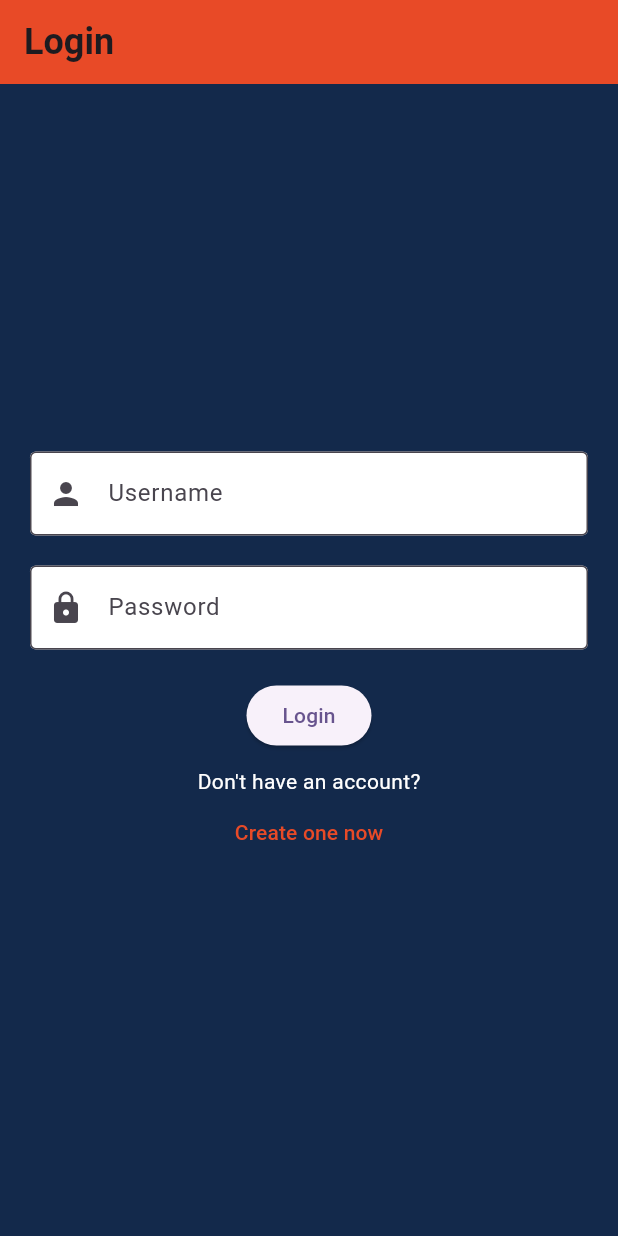
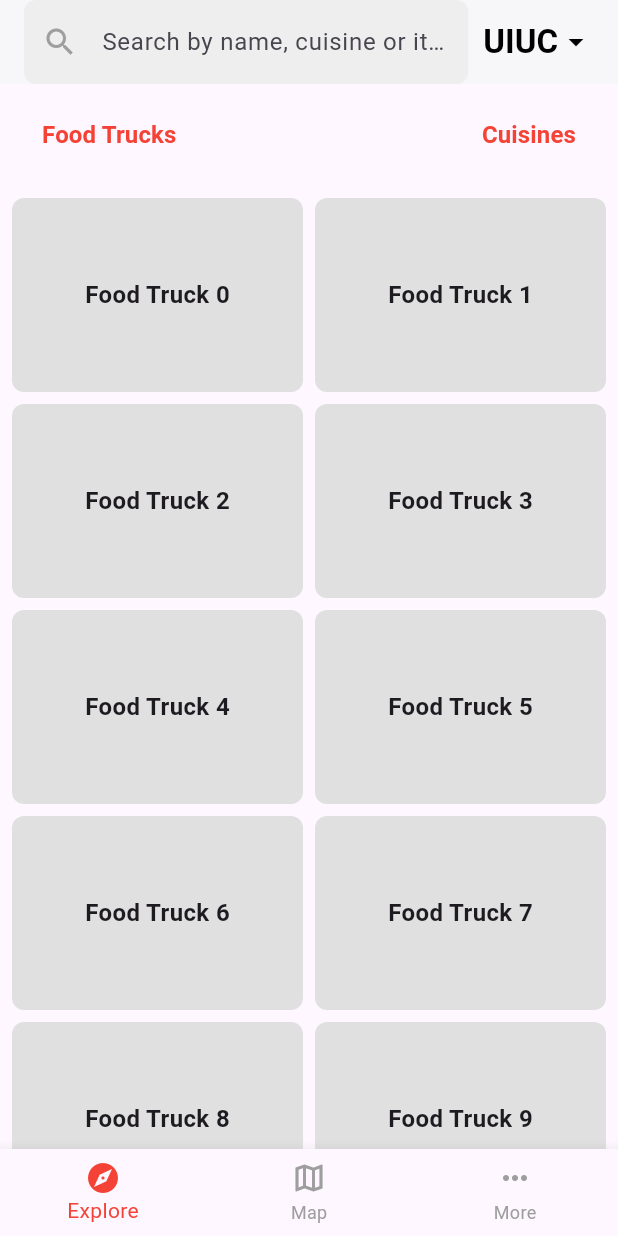
Before and after one commit to SiGMobileUIUC/cu_foodtruck_finder, a Flutter app: the screen it shows after launch, on a phone screen of 412 x 824 dp. Run offline on Flutter 3.47's test engine with Material 3 defaults, Android fonts, the phone set to English and light mode, and no system bars; Roboto replaces fonts that are missing (CustomFont).

Commit message:
Added home page

```diff
--- a/lib/main.dart
+++ b/lib/main.dart
@@ -1,5 +1,5 @@
 import 'package:flutter/material.dart';
-import 'src/app/pages/login.dart';
+import 'src/app/pages/home.dart';
 
 void main() {
   runApp(const MyApp());
@@ -16,7 +16,7 @@ class MyApp extends StatelessWidget {
         colorScheme: ColorScheme.fromSeed(seedColor: Colors.deepPurple),
         useMaterial3: true,
       ),
-      home: const LoginPage(),
+      home: const HomePage(),
     );
   }
 }
--- /dev/null
+++ b/lib/src/app/pages/home.dart
@@ -0,0 +1,149 @@
+import 'package:flutter/material.dart';
+
+class HomePage extends StatefulWidget {
+  const HomePage({super.key});
+
+  @override
+  State<HomePage> createState() => _HomePageState();
+}
+
+class _HomePageState extends State<HomePage> {
+  int _selectedIndex = 0;
+
+  void _onItemTapped(int index) {
+    setState(() {
+      _selectedIndex = index;
+    });
+    switch (index) {
+      case 1:
+        Navigator.push(
+          context,
+          MaterialPageRoute(builder: (context) => const HomePage()),
+        );
+        break;
+      case 2:
+        Navigator.push(
+          context,
+          MaterialPageRoute(builder: (context) => const HomePage()),
+        );
+        break;
+      default:
+        break;
+    }
+  }
+
+  @override
+  Widget build(BuildContext context) {
+    return Scaffold(
+      appBar: AppBar(
+        backgroundColor: Colors.white,
+        elevation: 1,
+        title: Row(
+          children: [
+            Expanded(
+              child: TextField(
+                decoration: InputDecoration(
+                  hintText: 'Search by name, cuisine or items',
+                  prefixIcon: const Icon(Icons.search, color: Colors.grey),
+                  border: OutlineInputBorder(
+                    borderRadius: BorderRadius.circular(8),
+                    borderSide: BorderSide.none,
+                  ),
+                  filled: true,
+                  fillColor: Colors.grey[200],
+                ),
+              ),
+            ),
+            const SizedBox(width: 10),
+            const Text(
+              'UIUC',
+              style:
+                  TextStyle(color: Colors.black, fontWeight: FontWeight.bold),
+            ),
+            const Icon(Icons.arrow_drop_down, color: Colors.black),
+          ],
+        ),
+      ),
+      body: Column(
+        children: [
+          Padding(
+            padding:
+                const EdgeInsets.symmetric(horizontal: 16.0, vertical: 10.0),
+            child: Row(
+              mainAxisAlignment: MainAxisAlignment.spaceBetween,
+              children: [
+                TextButton(
+                  onPressed: () {},
+                  child: const Text(
+                    'Food Trucks',
+                    style: TextStyle(
+                      color: Colors.red,
+                      fontSize: 16,
+                      fontWeight: FontWeight.bold,
+                    ),
+                  ),
+                ),
+                TextButton(
+                  onPressed: () {
+                    Navigator.push(
+                      context,
+                      MaterialPageRoute(builder: (context) => const HomePage()),
+                    );
+                  },
+                  child: const Text(
+                    'Cuisines',
+                    style: TextStyle(
+                      color: Colors.red,
+                      fontSize: 16,
+                      fontWeight: FontWeight.bold,
+                    ),
+                  ),
+                ),
+              ],
+            ),
+          ),
+          Expanded(
+            child: GridView.builder(
+              padding: const EdgeInsets.all(8.0),
+              gridDelegate: const SliverGridDelegateWithFixedCrossAxisCount(
+                crossAxisCount: 2,
+                crossAxisSpacing: 8,
+                mainAxisSpacing: 8,
+                childAspectRatio: 3 / 2,
+              ),
+              itemCount: 10,
+              itemBuilder: (context, index) {
+                return Container(
+                  decoration: BoxDecoration(
+                    color: Colors.grey[300],
+                    borderRadius: BorderRadius.circular(8),
+                  ),
+                  child: Center(
+                    child: Text(
+                      'Food Truck $index',
+                      style: const TextStyle(
+                        fontWeight: FontWeight.bold,
+                        fontSize: 16,
+                      ),
+                    ),
+                  ),
+                );
+              },
+            ),
+          ),
+        ],
+      ),
+      bottomNavigationBar: BottomNavigationBar(
+        selectedItemColor: Colors.red,
+        unselectedItemColor: Colors.grey,
+        currentIndex: _selectedIndex,
+        onTap: _onItemTapped,
+        items: const [
+          BottomNavigationBarItem(icon: Icon(Icons.explore), label: 'Explore'),
+          BottomNavigationBarItem(icon: Icon(Icons.map_outlined), label: 'Map'),
+          BottomNavigationBarItem(icon: Icon(Icons.more_horiz), label: 'More'),
+        ],
+      ),
+    );
+  }
+}
--- a/lib/src/app/pages/login.dart
+++ b/lib/src/app/pages/login.dart
@@ -1,128 +1,128 @@
-import 'package:flutter/material.dart';
+// import 'package:flutter/material.dart';
 
-class LoginPage extends StatefulWidget {
-  const LoginPage({super.key});
+// class LoginPage extends StatefulWidget {
+//   const LoginPage({super.key});
 
-  @override
-  State<LoginPage> createState() => _LoginPageState();
-}
+//   @override
+//   State<LoginPage> createState() => _LoginPageState();
+// }
 
-class _LoginPageState extends State<LoginPage> {
-  String? errorMessage;
+// class _LoginPageState extends State<LoginPage> {
+//   String? errorMessage;
 
-  final TextEditingController usernameController = TextEditingController();
-  final TextEditingController passwordController = TextEditingController();
+//   final TextEditingController usernameController = TextEditingController();
+//   final TextEditingController passwordController = TextEditingController();
 
-  void setToSignUpPage(BuildContext context) {
-    Navigator.push(
-      context,
-      MaterialPageRoute(
-          builder: (context) =>
-              const LoginPage()), //Change LoginPage to SignUp Page when able
-    );
-  }
+//   void setToSignUpPage(BuildContext context) {
+//     Navigator.push(
+//       context,
+//       MaterialPageRoute(
+//           builder: (context) =>
+//               const LoginPage()), //Change LoginPage to SignUp Page when able
+//     );
+//   }
 
-  @override
-  void dispose() {
-    // Dispose of controllers when no longer needed to free up resources
-    usernameController.dispose();
-    passwordController.dispose();
-    super.dispose();
-  }
+//   @override
+//   void dispose() {
+//     // Dispose of controllers when no longer needed to free up resources
+//     usernameController.dispose();
+//     passwordController.dispose();
+//     super.dispose();
+//   }
 
-  void loginActivated(BuildContext context) {
-    String username = usernameController.text;
-    String password = passwordController.text;
+//   void loginActivated(BuildContext context) {
+//     String username = usernameController.text;
+//     String password = passwordController.text;
 
-    if (username != "" && password != "") { // Add login credentials check logic here
-      Navigator.push(
-        context,
-        MaterialPageRoute(
-            builder: (context) =>
-                const LoginPage()), //Change LoginPage to Home Page when able
-      );
-    } else {
-      setState(() {
-        errorMessage = "Incorrect username or password";
-      });
-    }
-  }
+//     if (username != "" && password != "") { // Add login credentials check logic here
+//       Navigator.push(
+//         context,
+//         MaterialPageRoute(
+//             builder: (context) =>
+//                 const LoginPage()), //Change LoginPage to Home Page when able
+//       );
+//     } else {
+//       setState(() {
+//         errorMessage = "Incorrect username or password";
+//       });
+//     }
+//   }
 
-  @override
-  Widget build(BuildContext context) {
-    return Scaffold(
-      backgroundColor: const Color(0xFF13294B),
-      appBar: AppBar(
-        title: const Text(
-          'Login',
-          style: TextStyle(
-            fontFamily: 'CustomFont',
-            fontSize: 24,
-            fontWeight: FontWeight.bold,
-          ),
-        ),
-        backgroundColor: const Color(0xFFE84A27),
-      ),
-      body: Padding(
-        padding: const EdgeInsets.all(20.0),
-        child: Column(
-          mainAxisAlignment: MainAxisAlignment.center,
-          children: [
-            TextField(
-              controller: usernameController,
-              decoration: const InputDecoration(
-                labelText: "Username",
-                prefixIcon: Icon(Icons.person),
-                border: OutlineInputBorder(),
-                filled: true,
-                fillColor: Colors.white,
-              ),
-            ),
-            const SizedBox(height: 20),
-            TextField(
-              controller: passwordController,
-              decoration: const InputDecoration(
-                labelText: "Password",
-                prefixIcon: Icon(Icons.lock),
-                border: OutlineInputBorder(),
-                filled: true,
-                fillColor: Colors.white,
-              ),
-              obscureText: true,
-            ),
-            const SizedBox(height: 10),
-            if (errorMessage != null)
-              Text(
-                errorMessage!,
-                style: const TextStyle(
-                  color: Colors.red,
-                  fontSize: 16,
-                ),
-              ),
-            const SizedBox(height: 10),
-            ElevatedButton(
-              onPressed: () => loginActivated(context),
-              child: const Text("Login"),
-            ),
-            const SizedBox(height: 10),
-            const Text(
-              "Don't have an account?",
-              style: TextStyle(
-                color: Colors.white,
-              ),
-            ),
-            TextButton(
-              onPressed: () => setToSignUpPage(context),
-              child: const Text(
-                "Create one now",
-                style: TextStyle(
-                  color: Color(0xFFE84A27),
-                ),
-              ),
-            ),
-          ],
-        ),
-      ),
-    );
-  }
-}
+//   @override
+//   Widget build(BuildContext context) {
+//     return Scaffold(
+//       backgroundColor: const Color(0xFF13294B),
+//       appBar: AppBar(
+//         title: const Text(
+//           'Login',
+//           style: TextStyle(
+//             fontFamily: 'CustomFont',
+//             fontSize: 24,
+//             fontWeight: FontWeight.bold,
+//           ),
+//         ),
+//         backgroundColor: const Color(0xFFE84A27),
+//       ),
+//       body: Padding(
+//         padding: const EdgeInsets.all(20.0),
+//         child: Column(
+//           mainAxisAlignment: MainAxisAlignment.center,
+//           children: [
+//             TextField(
+//               controller: usernameController,
+//               decoration: const InputDecoration(
+//                 labelText: "Username",
+//                 prefixIcon: Icon(Icons.person),
+//                 border: OutlineInputBorder(),
+//                 filled: true,
+//                 fillColor: Colors.white,
+//               ),
+//             ),
+//             const SizedBox(height: 20),
+//             TextField(
+//               controller: passwordController,
+//               decoration: const InputDecoration(
+//                 labelText: "Password",
+//                 prefixIcon: Icon(Icons.lock),
+//                 border: OutlineInputBorder(),
+//                 filled: true,
+//                 fillColor: Colors.white,
+//               ),
+//               obscureText: true,
+//             ),
+//             const SizedBox(height: 10),
+//             if (errorMessage != null)
+//               Text(
+//                 errorMessage!,
+//                 style: const TextStyle(
+//                   color: Colors.red,
+//                   fontSize: 16,
+//                 ),
+//               ),
+//             const SizedBox(height: 10),
+//             ElevatedButton(
+//               onPressed: () => loginActivated(context),
+//               child: const Text("Login"),
+//             ),
+//             const SizedBox(height: 10),
+//             const Text(
+//               "Don't have an account?",
+//               style: TextStyle(
+//                 color: Colors.white,
+//               ),
+//             ),
+//             TextButton(
+//               onPressed: () => setToSignUpPage(context),
+//               child: const Text(
+//                 "Create one now",
+//                 style: TextStyle(
+//                   color: Color(0xFFE84A27),
+//                 ),
+//               ),
+//             ),
+//           ],
+//         ),
+//       ),
+//     );
+//   }
+// }
```
Also changed, not shown: lib/src/app/pages/register.dart (+76 -76 lines).
